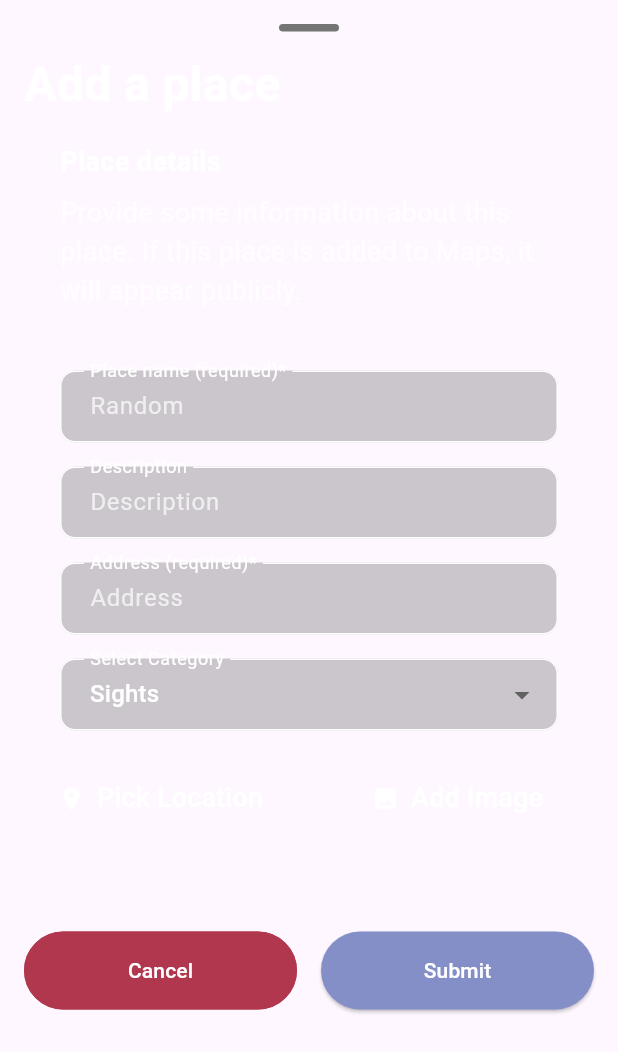
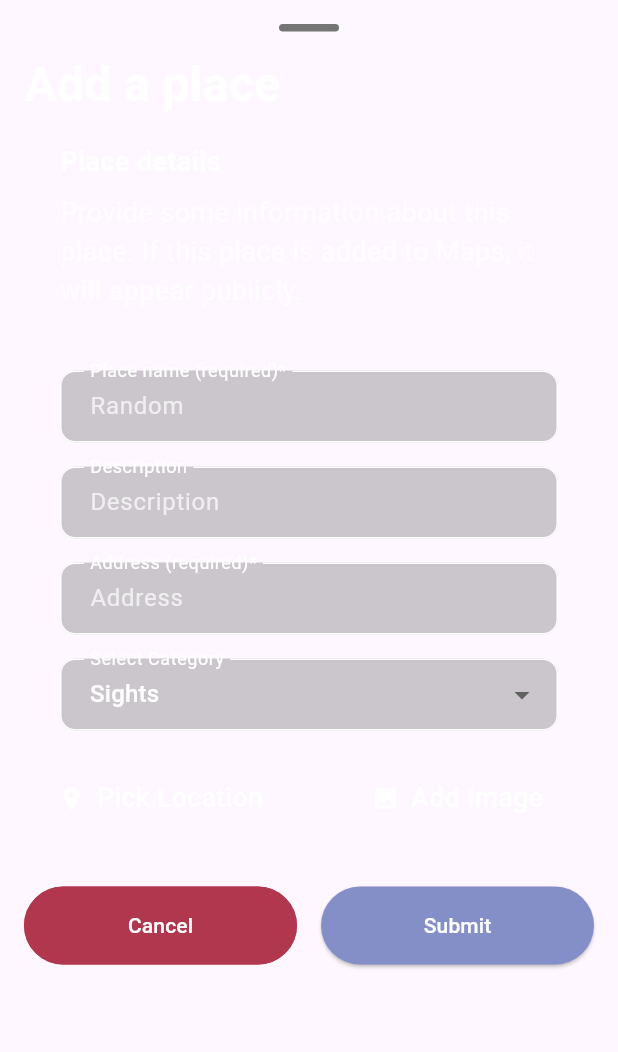
Before and after one commit to chadrickgonzales/CapstoneFinal_Code, a Flutter app: the AddPlaceBottomSheet widget shown alone on an empty page, opened directly, on a phone screen of 412 x 824 dp. Shown: the top 1052 px of the screen. Run offline on Flutter 3.47's test engine with Material 3 defaults, Android fonts, the phone set to English and light mode, and no system bars; our stand-ins replace cloud_firestore, firebase_auth, firebase_core, firebase_storage, flutter_rating_bar, google_maps_flutter and 2 more; missing offline and left inert: flutter_polyline_points; accounts and stored records are empty.

Commit message:
ongoing list fix
Co-authored-by: Randall Basilio <r.basilio00184@student.tsu.edu.ph>

```diff
--- a/myapp/lib/pages/place_botton_sheet.dart
+++ b/myapp/lib/pages/place_botton_sheet.dart
@@ -404,7 +404,7 @@ class _AddPlaceBottomSheetState extends State<AddPlaceBottomSheet> {
               ),
             ],
           ),
-          SizedBox(height: 60.0),
+          SizedBox(height: 30.0),
 
           // Bottom section with Cancel and Submit buttons
           Row(
--- a/myapp/lib/wrapper.dart
+++ b/myapp/lib/wrapper.dart
@@ -7,7 +7,7 @@ class Wrapper extends StatelessWidget {
 
   @override
   Widget build(BuildContext context) {
-    return Authenticate();
-    //return MapSample(); // Assuming Authenticate is a widget in authenticate.dart
+    //return Authenticate();
+    return MapSample(); // Assuming Authenticate is a widget in authenticate.dart
   }
 }
```
